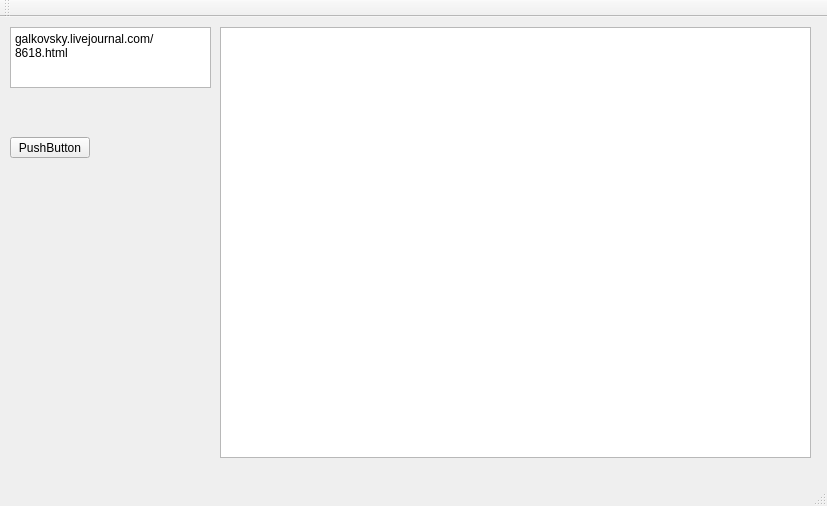
Old version of the form mainwindow.ui in the repository Nyoh/ljd.
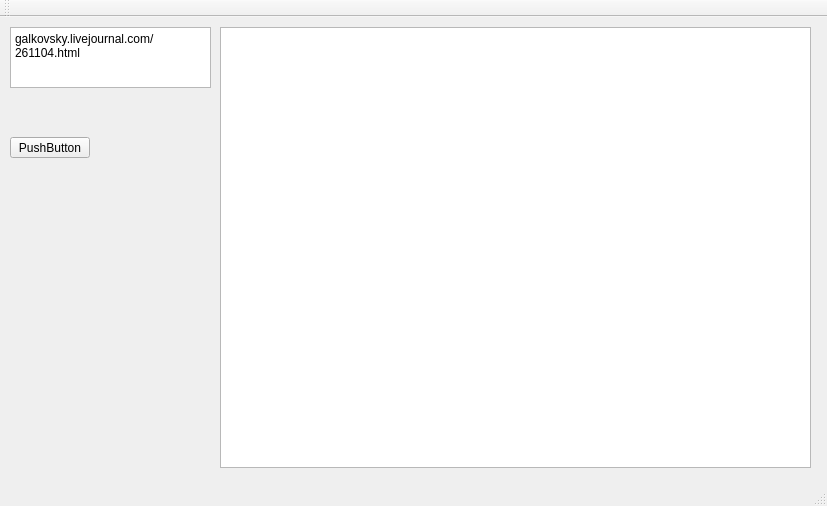
New version of the form.

What changed in the file:
```diff
--- a/mainwindow.ui
+++ b/mainwindow.ui
@@ -24,7 +24,7 @@
      </rect>
     </property>
     <property name="plainText">
-     <string>galkovsky.livejournal.com/8618.html</string>
+     <string>galkovsky.livejournal.com/261104.html</string>
     </property>
    </widget>
    <widget class="QPushButton" name="pushButton">
@@ -40,13 +40,13 @@
      <string>PushButton</string>
     </property>
    </widget>
-   <widget class="QPlainTextEdit" name="plainTextEdit_2">
+   <widget class="QTextEdit" name="textEdit">
     <property name="geometry">
      <rect>
       <x>220</x>
       <y>10</y>
       <width>591</width>
-      <height>431</height>
+      <height>441</height>
      </rect>
     </property>
    </widget>
```
